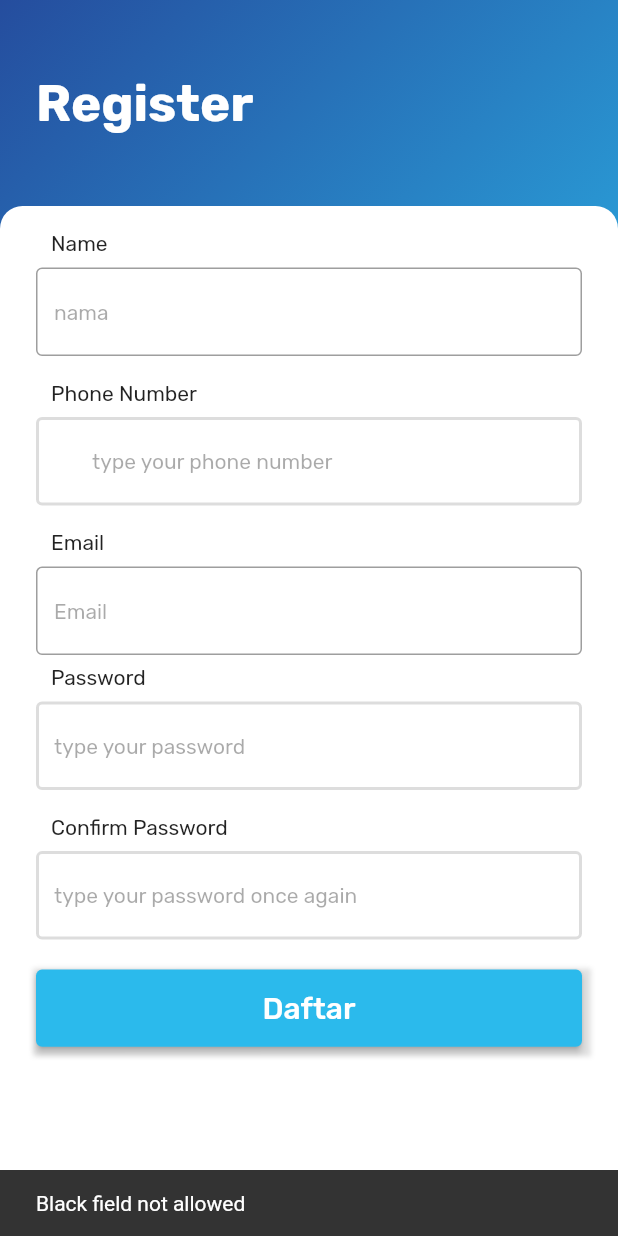
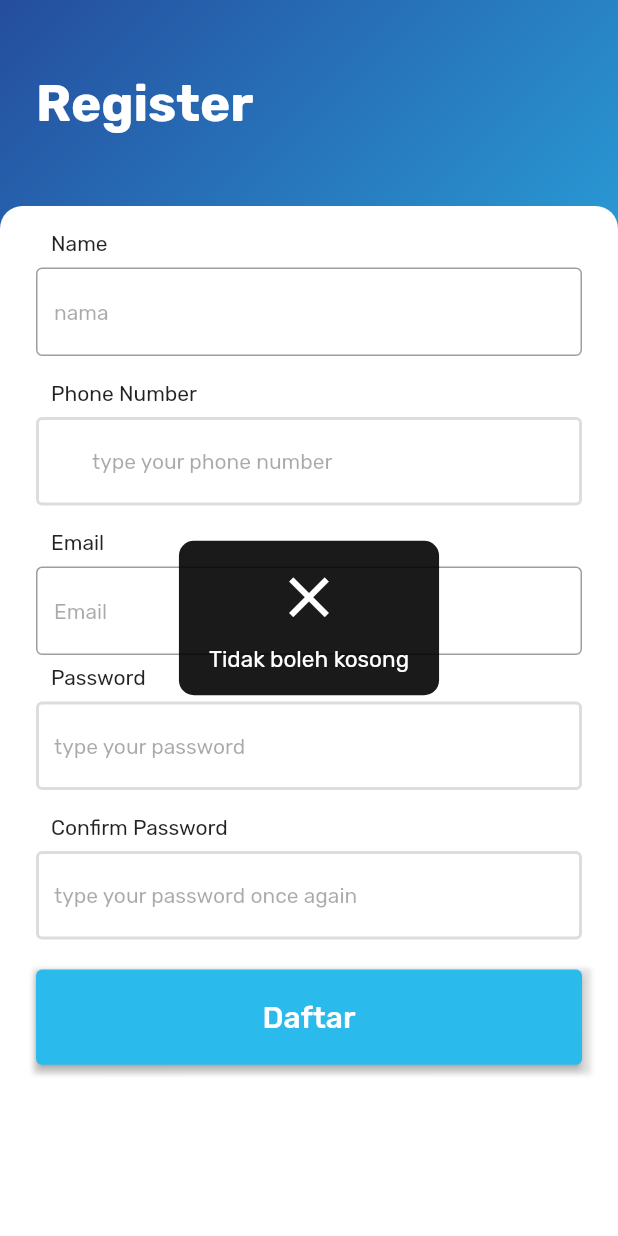
Before and after one commit to zanuar35/tirta_kita, a Flutter app: the SignUpScreen screen opened directly, after a tap on "Daftar", on a phone screen of 412 x 824 dp. Run offline on Flutter 3.47's test engine with Material 2 defaults, Android fonts, the phone set to English and light mode, and no system bars; drawn by our look-alikes of auto_size_text; our stand-ins replace email_validator, flutter_easyloading, getwidget, google_fonts, line_icons, shared_preferences; accounts and stored records are empty; network calls fail.

Commit message:
fix registration bugs

```diff
--- a/lib/screen/login_screen/widget/button_widget.dart
+++ b/lib/screen/login_screen/widget/button_widget.dart
@@ -12,7 +12,7 @@ class ButtonWidget extends StatelessWidget {
 
   @override
   Widget build(BuildContext context) => Container(
-        height: MediaQuery.of(context).size.height / 16,
+        height: MediaQuery.of(context).size.height / 13,
         width: double.infinity,
         decoration: BoxDecoration(boxShadow: [
           BoxShadow(
--- a/lib/screen/sign_up/sign_up_screen.dart
+++ b/lib/screen/sign_up/sign_up_screen.dart
@@ -145,83 +145,68 @@ class _SignUpScreenState extends State<SignUpScreen> {
         text: 'Daftar',
         onClicked: () {
           regist();
-          // final form = formKey.currentState!;
-
-          // if (form.validate()) {
-          //   final email = _emailController.text;
-
-          //   ScaffoldMessenger.of(context)
-          //     ..removeCurrentSnackBar()
-          //     ..showSnackBar(SnackBar(
-          //       content: Text('Your email is $email'),
-          //     ));
-          //   Navigator.push(
-          //     context,
-          //     MaterialPageRoute(
-          //       builder: (context) => HomePage(),
-          //     ),
-          //   );
-          // }
         },
       );
 
   Future<void> regist() async {
-    if (_passwordController.text.isNotEmpty &&
+    EasyLoading.show(
+      status: 'loading...',
+      maskType: EasyLoadingMaskType.black,
+    );
+    if (_passwordController.text != _verifyPassController.text) {
+      EasyLoading.showError('Password tidak sesuai');
+    } else if (_passwordController.text.isNotEmpty &&
         _verifyPassController.text.isNotEmpty &&
         _emailController.text.isNotEmpty &&
         _nameController.text.isNotEmpty &&
         (_passwordController.text == _verifyPassController.text) &&
         _noTelpController.text.isNotEmpty) {
-      // setState(() {
-      //   visible = true;
-      // });
-      EasyLoading.show(
-        status: 'loading...',
-        maskType: EasyLoadingMaskType.black,
-      );
-      var response = await http.post(
-          Uri.parse("https://api.tirtakitaindonesia.com/auth/register"),
-          body: ({
-            'nama': _nameController.text,
-            'telepon': _noTelpController.text,
-            'email': _emailController.text,
-            'password': _passwordController.text
-          }));
-      if (response.statusCode == 201) {
-        print(response.body);
-        final data = jsonDecode(response.body);
-        print(data["message"]);
-        EasyLoading.showSuccess(data["message"]);
-        Timer(Duration(seconds: 2), () {
-          Navigator.push(
-            context,
-            MaterialPageRoute(
-              builder: (context) => LoginScreen(),
-            ),
-          );
-        });
-      } else if (response.statusCode == 400) {
-        Map<String, dynamic> map =
-            new Map<String, dynamic>.from(json.decode(response.body));
-        print(response.body);
-        final data = jsonDecode(response.body);
-        print(data["message"]["email"][0]);
-        print(map["message"]);
-
-        EasyLoading.showError((data["message"]["email"][0]).toString());
-      } else {
-        ScaffoldMessenger.of(context).showSnackBar(
-          SnackBar(
-            content: Text("Invalid Credentials"),
-          ),
-        );
-      }
+      EasyLoading.showSuccess('Registrasi success');
     } else {
-      ScaffoldMessenger.of(context).showSnackBar(
-        SnackBar(
-          content: Text("Black field not allowed"),
-        ),
-      );
+      EasyLoading.showError('Tidak boleh kosong');
     }
   }
+  //   var response = await http.post(
+  //       Uri.parse("https://api.tirtakitaindonesia.com/auth/register"),
+  //       body: ({
+  //         'nama': _nameController.text,
+  //         'telepon': _noTelpController.text,
+  //         'email': _emailController.text,
+  //         'password': _passwordController.text
+  //       }));
+  //   if (response.statusCode == 201) {
+  //     print(response.body);
+  //     final data = jsonDecode(response.body);
+  //     print(data["message"]);
+  //     EasyLoading.showSuccess(data["message"]);
+  //     Timer(Duration(seconds: 2), () {
+  //       Navigator.push(
+  //         context,
+  //         MaterialPageRoute(
+  //           builder: (context) => LoginScreen(),
+  //         ),
+  //       );
+  //     });
+  //   } else if (response.statusCode == 400) {
+  //     Map<String, dynamic> map =
+  //         new Map<String, dynamic>.from(json.decode(response.body));
+  //     print(response.body);
+  //     final data = jsonDecode(response.body);
+  //     print(data["message"]["email"][0]);
+  //     print(map["message"]);
+
+  //     EasyLoading.showError((data["message"]["email"][0]).toString());
+  //   } else {
+  //     ScaffoldMessenger.of(context).showSnackBar(
+  //       SnackBar(
+  //         content: Text("Invalid Credentials"),
+  //       ),
+  //     );
+  //   }
+  // } else {
+  //   ScaffoldMessenger.of(context).showSnackBar(
+  //     SnackBar(
+  //       content: Text("Black field not allowed"),
+  //     ),
+  //   );
 }
```
